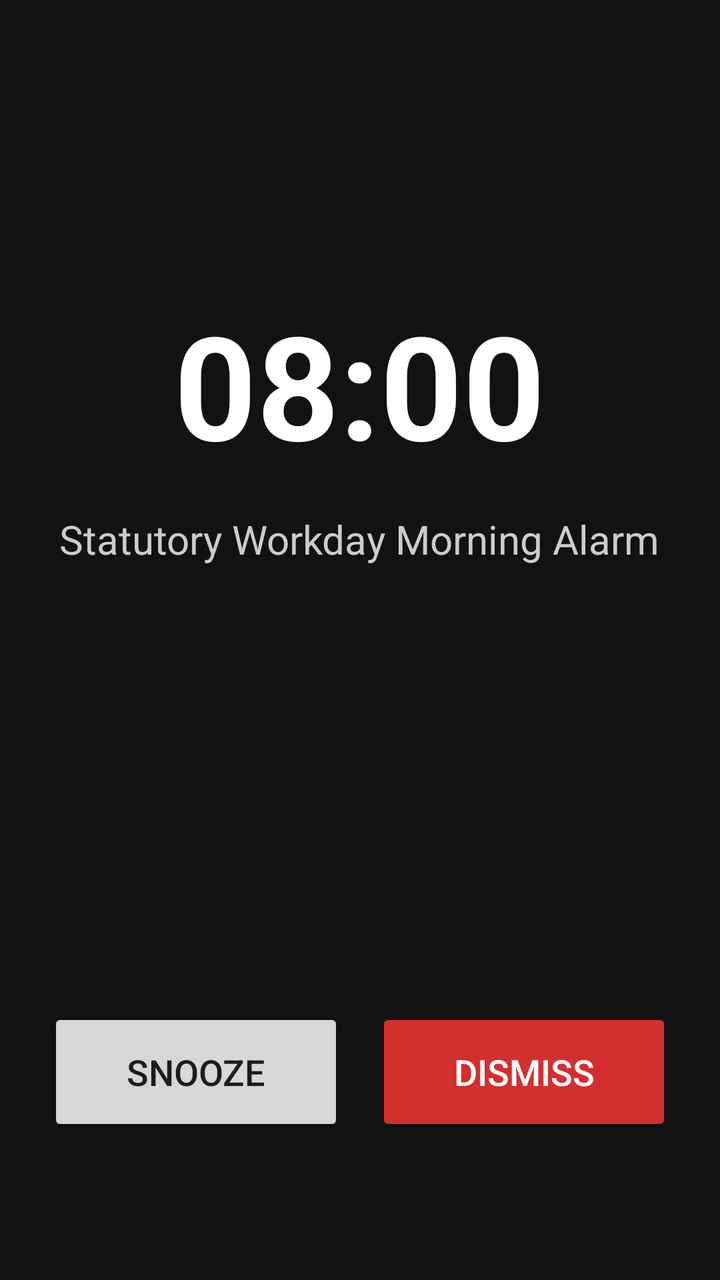
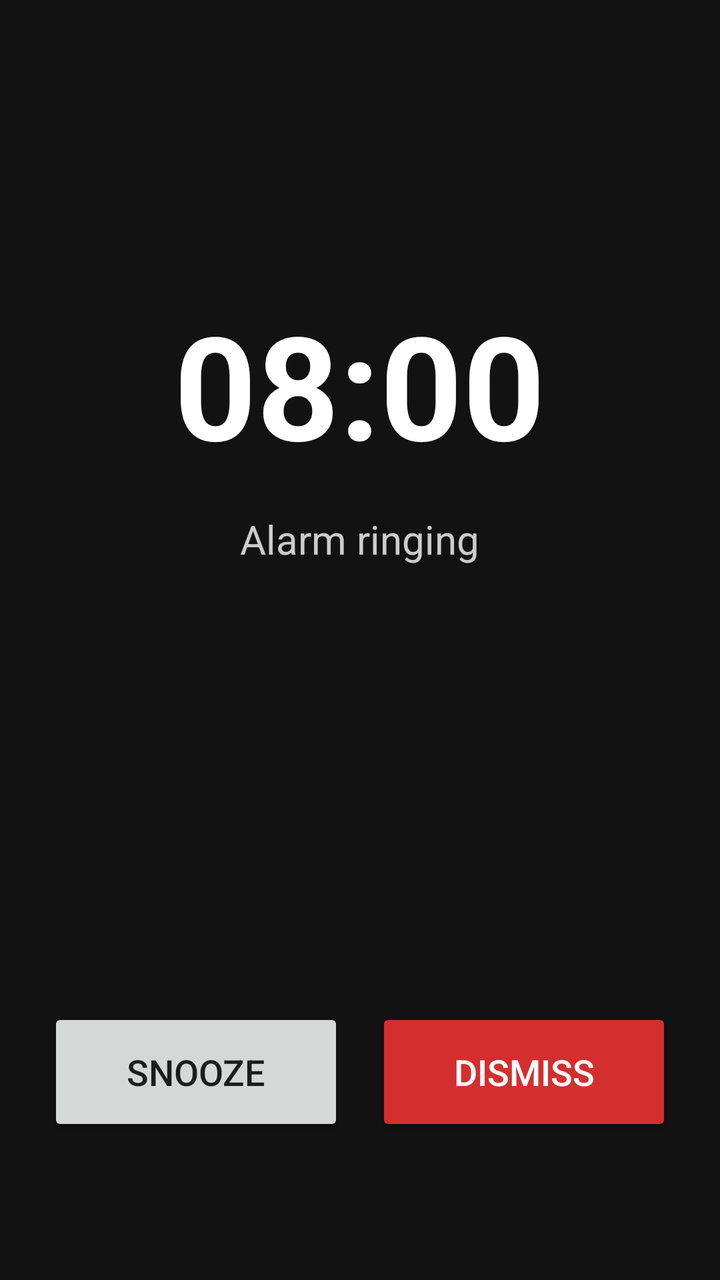

Two renders of the same Android screen: before a commit and after it. Below are the layout's source before the change and the commit's diff.
<!-- AndroidManifest.xml: application theme Theme.AlarmApp -->
<!-- res/layout/activity_ringing.xml -->
<?xml version="1.0" encoding="utf-8"?>
<RelativeLayout xmlns:android="http://schemas.android.com/apk/res/android"
    android:layout_width="match_parent"
    android:layout_height="match_parent"
    android:background="#121212"
    android:padding="24dp">

    <TextView
        android:id="@+id/tv_ring_time"
        android:layout_width="wrap_content"
        android:layout_height="wrap_content"
        android:layout_centerHorizontal="true"
        android:layout_marginTop="120dp"
        android:text="08:00"
        android:textColor="#FFFFFF"
        android:textSize="72sp"
        android:textStyle="bold" />

    <TextView
        android:id="@+id/tv_ring_label"
        android:layout_width="wrap_content"
        android:layout_height="wrap_content"
        android:layout_below="@id/tv_ring_time"
        android:layout_centerHorizontal="true"
        android:layout_marginTop="16dp"
        android:text="Statutory Workday Morning Alarm"
        android:textColor="#CCCCCC"
        android:textSize="20sp" />

    
    <LinearLayout
        android:layout_width="match_parent"
        android:layout_height="wrap_content"
        android:layout_alignParentBottom="true"
        android:layout_marginBottom="48dp"
        android:orientation="horizontal"
        android:weightSum="2">

        <Button
            android:id="@+id/btn_snooze"
            android:layout_width="0dp"
            android:layout_height="64dp"
            android:layout_weight="1"
            android:layout_marginEnd="8dp"
            android:text="@string/snooze"
            android:textSize="18sp" />

        <Button
            android:id="@+id/btn_dismiss"
            android:layout_width="0dp"
            android:layout_height="64dp"
            android:layout_weight="1"
            android:layout_marginStart="8dp"
            android:text="@string/dismiss"
            android:textSize="18sp"
            android:backgroundTint="#D32F2F"
            android:textColor="#FFFFFF" />
    </LinearLayout>

</RelativeLayout>
<!-- resources referenced by this layout -->
<resources>
  <string name="dismiss">Dismiss</string>
  <string name="snooze">Snooze</string>
  <style name="Theme.AlarmApp" parent="android:Theme.Material.Light.NoActionBar">
          <item name="android:colorPrimary">@color/primary</item>
          <item name="android:colorPrimaryDark">@color/primary_dark</item>
          <item name="android:colorAccent">@color/accent</item>
          <item name="android:windowBackground">@color/background</item>
      </style>
  <color name="primary">#1A73E8</color>
  <color name="primary_dark">#0D47A1</color>
  <color name="accent">#FF5722</color>
  <color name="background">#F8F9FA</color>
</resources>

<!-- the commit's change to res/layout/activity_ringing.xml (unified diff, before → after) -->
@@ -23,7 +23,7 @@
         android:layout_below="@id/tv_ring_time"
         android:layout_centerHorizontal="true"
         android:layout_marginTop="16dp"
-        android:text="Statutory Workday Morning Alarm"
+        android:text="@string/alarm_ringing"
         android:textColor="#CCCCCC"
         android:textSize="20sp" />
 
<!-- resource entries referenced after the edit -->
@@ -1,5 +1,6 @@
 <!-- resources referenced by this layout -->
 <resources>
+  <string name="alarm_ringing">Alarm ringing</string>
   <string name="dismiss">Dismiss</string>
   <string name="snooze">Snooze</string>
   <style name="Theme.AlarmApp" parent="android:Theme.Material.Light.NoActionBar">
